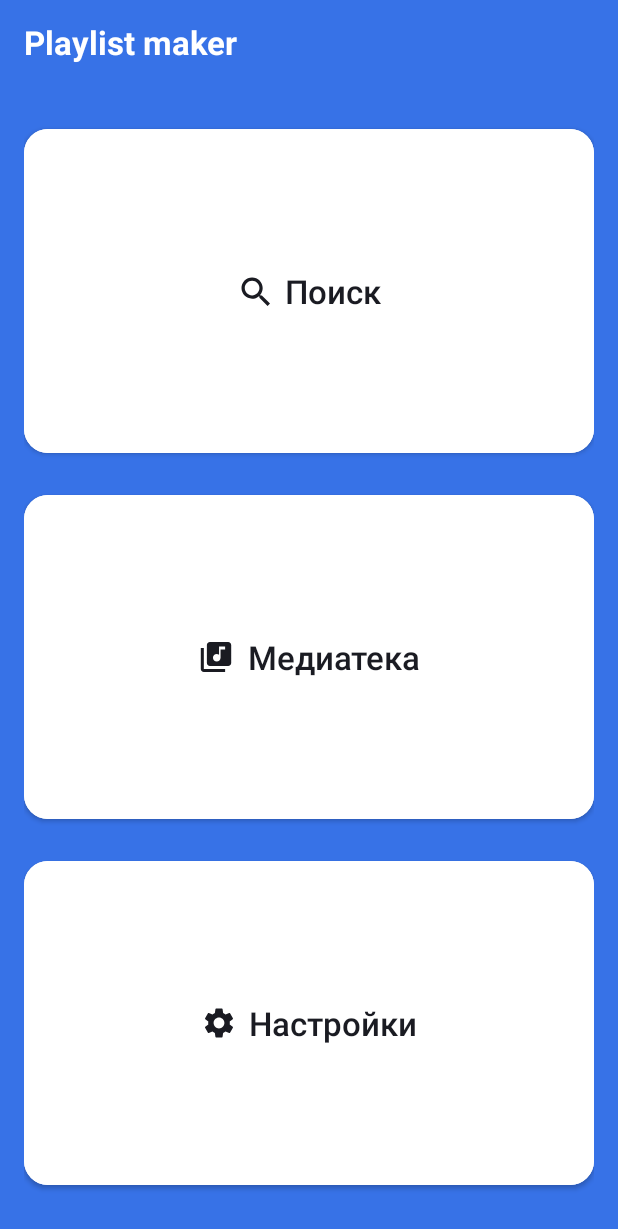
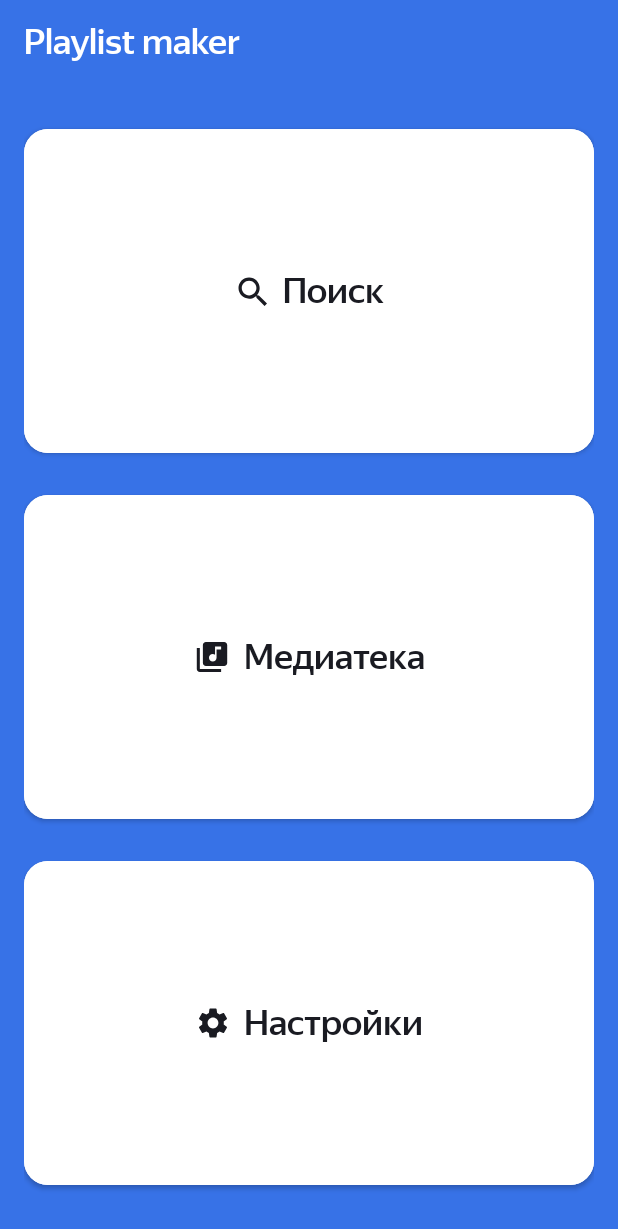
Before and after one commit to HUEY-news/PlaylistMaker, an Android app: the screen it shows after launch (MainActivity), on a phone screen of 412 x 824 dp. Shown: the top 1229 px of the screen. Run offline under Robolectric (Android 15) with nearby library versions, the phone set to English and light mode, and no system bars.

Commit message:
feat: main screen button style complete

```diff
--- a/app/src/main/res/layout/activity_main.xml
+++ b/app/src/main/res/layout/activity_main.xml
@@ -16,77 +16,30 @@
 
         android:text="@string/header_main"
         android:gravity="start|center"
-        android:textStyle="bold"
         android:textSize="@dimen/size_regular"
-        android:textColor="@color/YP_White" />
+        android:textColor="@color/YP_White"
+        android:fontFamily="@font/ys_display_medium"
+        android:textFontWeight="500" />
 
     <Button
         android:id="@+id/button_search"
-        android:layout_width="match_parent"
-        android:layout_height="0dp"
-        android:layout_weight="1"
+        style="@style/MainScreenButtonStyle"
         android:layout_marginTop="24dp"
-        app:cornerRadius="@dimen/radius_medium"
-        android:backgroundTint="@color/YP_White"
-
         android:text="@string/search"
-        android:gravity="center"
-        android:textAllCaps="false"
-        android:letterSpacing="0"
-        android:textSize="@dimen/size_regular"
-        android:textColor="@color/YP_Black"
-
-        app:icon="@drawable/ic_search"
-        app:iconGravity="textStart"
-        app:iconPadding="@dimen/margin_small"
-        app:iconTint="@color/YP_Black"
-
-        android:foreground="?attr/selectableItemBackground" />
+        app:icon="@drawable/ic_search" />
 
     <Button
         android:id="@+id/button_library"
-        android:layout_width="match_parent"
-        android:layout_height="0dp"
-        android:layout_weight="1"
+        style="@style/MainScreenButtonStyle"
         android:layout_marginVertical="@dimen/margin_medium"
-        app:cornerRadius="@dimen/radius_medium"
-        android:backgroundTint="@color/YP_White"
-
         android:text="@string/library"
-        android:gravity="center"
-        android:textAllCaps="false"
-        android:letterSpacing="0"
-        android:textSize="@dimen/size_regular"
-        android:textColor="@color/YP_Black"
-
-        app:icon="@drawable/ic_library"
-        app:iconGravity="textStart"
-        app:iconPadding="@dimen/margin_small"
-        app:iconTint="@color/YP_Black"
-
-        android:foreground="?attr/selectableItemBackground" />
+        app:icon="@drawable/ic_library" />
 
     <Button
         android:id="@+id/button_settings"
-        android:layout_width="match_parent"
-        android:layout_height="0dp"
-        android:layout_weight="1"
+        style="@style/MainScreenButtonStyle"
         android:layout_marginBottom="28dp"
-        app:cornerRadius="@dimen/radius_medium"
-        android:backgroundTint="@color/YP_White"
-
         android:text="@string/settings"
-        android:gravity="center"
-        android:textAllCaps="false"
-        android:letterSpacing="0"
-        android:textSize="@dimen/size_regular"
-        android:textColor="@color/YP_Black"
-
-        app:icon="@drawable/ic_settings"
-        app:iconGravity="textStart"
-        app:iconPadding="@dimen/margin_small"
-        app:iconTint="@color/YP_Black"
-
-        android:foreground="?attr/selectableItemBackground" />
+        app:icon="@drawable/ic_settings" />
 
 </LinearLayout>
--- a/app/src/main/res/layout/activity_settings.xml
+++ b/app/src/main/res/layout/activity_settings.xml
@@ -7,15 +7,11 @@
     android:orientation="vertical"
     android:paddingHorizontal="@dimen/margin_medium"
 
-    android:background="@color/white">
-
-    <FrameLayout
-        android:layout_width="match_parent"
-        android:layout_height="56dp" >
+    android:background="@color/white" >
 
         <LinearLayout
             android:layout_width="match_parent"
-            android:layout_height="48dp"
+            android:layout_height="56dp"
             android:orientation="horizontal"
             android:layout_gravity="center" >
 
@@ -37,12 +33,12 @@
 
                 android:text="@string/settings"
                 android:gravity="center"
-                android:textStyle="bold"
                 android:textSize="@dimen/size_regular"
-                android:textColor="@color/YP_Black" />
+                android:textColor="@color/YP_Black"
+
+                android:fontFamily="@font/ys_display_medium" />
 
         </LinearLayout>
-    </FrameLayout>
 
     <FrameLayout
         android:layout_width="match_parent"
@@ -56,7 +52,9 @@
 
             android:text="@string/dark_theme"
             android:textSize="@dimen/size_medium"
-            android:textColor="@color/black" />
+            android:textColor="@color/black"
+
+            android:fontFamily="@font/ys_display_regular" />
 
         <Switch
             android:layout_width="wrap_content"
@@ -75,7 +73,9 @@
 
             android:text="@string/share_app"
             android:textSize="@dimen/size_medium"
-            android:textColor="@color/black" />
+            android:textColor="@color/black"
+
+            android:fontFamily="@font/ys_display_regular" />
 
         <ImageView
             android:layout_width="wrap_content"
@@ -96,7 +96,9 @@
 
             android:text="@string/write_to_support"
             android:textSize="@dimen/size_medium"
-            android:textColor="@color/black" />
+            android:textColor="@color/black"
+
+            android:fontFamily="@font/ys_display_regular" />
 
         <ImageView
             android:layout_width="wrap_content"
@@ -117,7 +119,9 @@
 
             android:text="@string/user_agreement"
             android:textSize="@dimen/size_medium"
-            android:textColor="@color/black" />
+            android:textColor="@color/black"
+
+            android:fontFamily="@font/ys_display_regular" />
 
         <ImageView
             android:layout_width="wrap_content"
--- a/app/src/main/res/values/dimens.xml
+++ b/app/src/main/res/values/dimens.xml
@@ -14,9 +14,9 @@
     <dimen name="size_small">8sp</dimen>
     <dimen name="size_medium">16sp</dimen>
     <dimen name="size_large">32sp</dimen>
-    <dimen name="size_regular">22sp</dimen>
+    <dimen name="size_regular">24sp</dimen>
 
     <!-- SETTINGS DIMENS -->
-    <dimen name="settings_frame_height">61dp</dimen>
+    <dimen name="settings_frame_height">64dp</dimen>
 
 </resources>
--- /dev/null
+++ b/app/src/main/res/values/styles.xml
@@ -0,0 +1,24 @@
+<?xml version="1.0" encoding="utf-8"?>
+
+<resources>
+    <style name="MainScreenButtonStyle" parent="Widget.MaterialComponents.Button">
+        <item name="android:layout_width">match_parent</item>
+        <item name="android:layout_height">0dp</item>
+        <item name="android:layout_weight">1</item>
+        <item name="cornerRadius">@dimen/radius_medium</item>
+        <item name="android:backgroundTint">@color/YP_White</item>
+
+        <item name="android:gravity">center</item>
+
+        <item name="android:fontFamily">@font/ys_display_medium</item>
+        <item name="android:textFontWeight">500</item>
+        <item name="android:letterSpacing">0</item>
+        <item name="android:textAllCaps">false</item>
+        <item name="android:textSize">@dimen/size_regular</item>
+        <item name="android:textColor">@color/YP_Black</item>
+
+        <item name="iconGravity">textStart</item>
+        <item name="iconPadding">@dimen/margin_small</item>
+        <item name="iconTint">@color/YP_Black</item>
+    </style>
+</resources>
```
Also changed, not shown: app/src/main/res/font/ys_display_bold.ttf (added), app/src/main/res/font/ys_display_heavy.ttf (added), app/src/main/res/font/ys_display_light.ttf (added), app/src/main/res/font/ys_display_medium.ttf (added), app/src/main/res/font/ys_display_regular.ttf (added), app/src/main/res/font/ys_display_thin.ttf (added), app/src/main/res/font/ys_text_bold.ttf (added), app/src/main/res/font/ys_text_bold_italic.ttf (added), app/src/main/res/font/ys_text_light.ttf (added), app/src/main/res/font/ys_text_light_italic.ttf (added), app/src/main/res/font/ys_text_medium.ttf (added), app/src/main/res/font/ys_text_medium_italic.ttf (added), app/src/main/res/font/ys_text_regular.ttf (added), app/src/main/res/font/ys_text_regular_italic.ttf (added).
